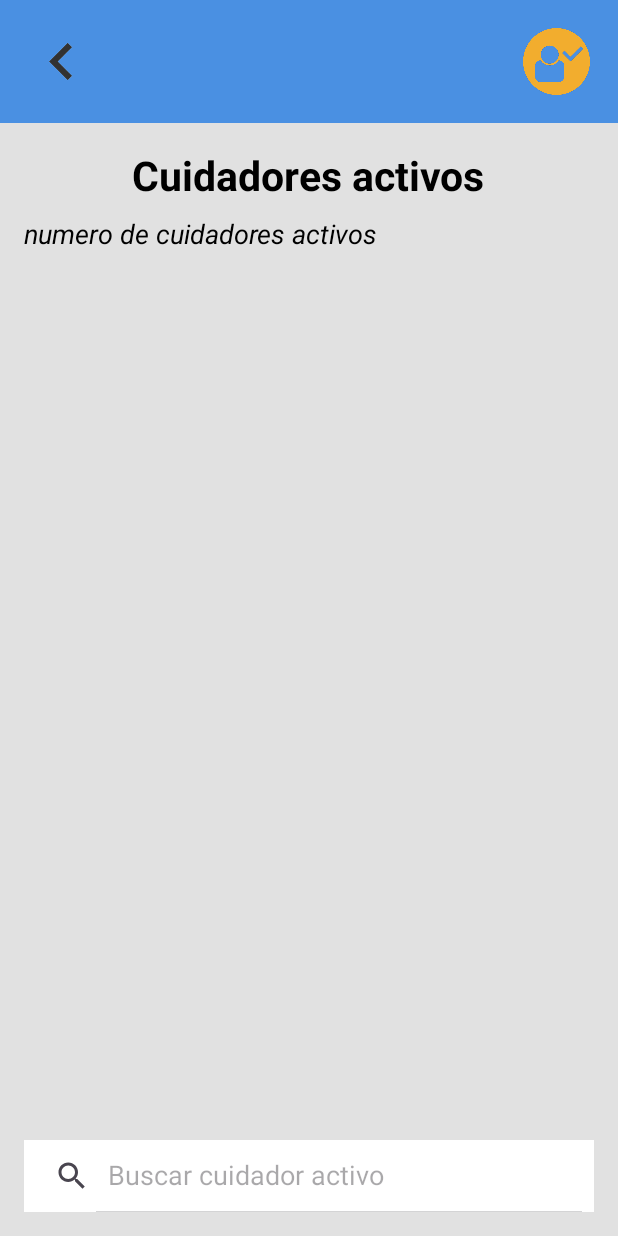
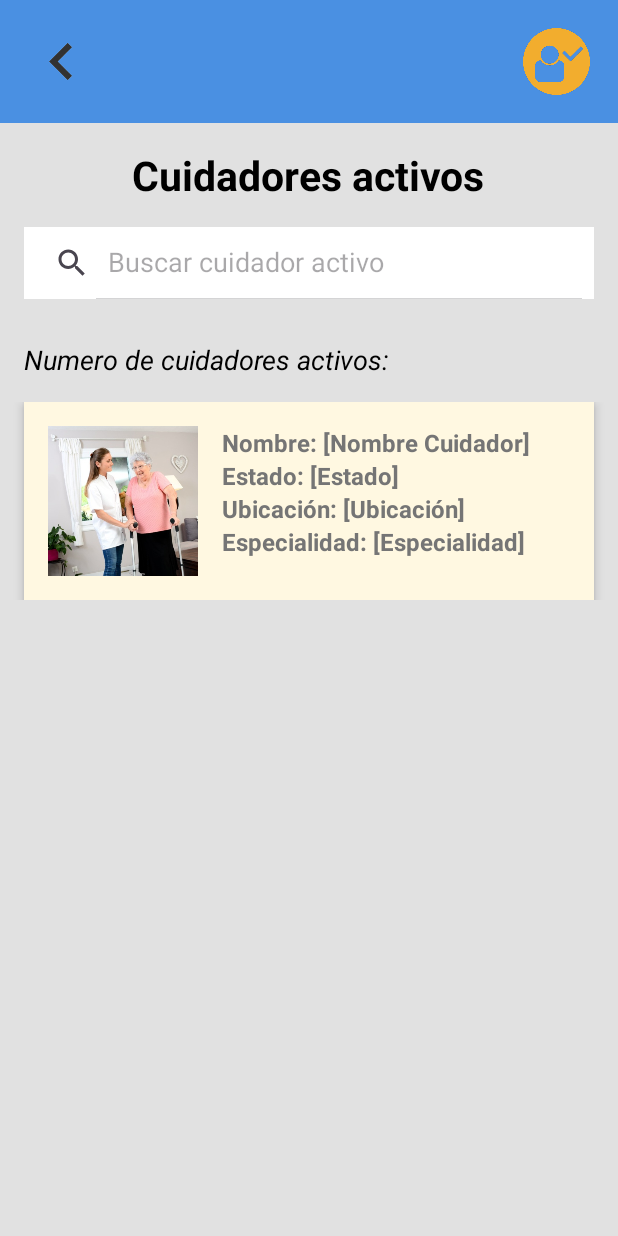
Before and after one commit to Aperlop2/APPGestor_CAPSA, an Android app: the layout cuidadores_activos.xml on its own in the app's theme, with its tools: preview values and no code run, on a phone screen of 412 x 824 dp. Run offline under Robolectric (Android 15) with nearby library versions, the phone set to English and light mode, and no system bars.

Commit message:
Se termino de realizar el diseño de la pantalla cuida

```diff
--- a/app/src/main/res/layout/cuidadores_activos.xml
+++ b/app/src/main/res/layout/cuidadores_activos.xml
@@ -20,7 +20,7 @@
             android:layout_gravity="center_vertical"
             android:background="@drawable/regresar"
             android:contentDescription="@string/regresar"
-            tools:ignore="ImageContrastCheck,TouchTargetSizeCheck" />
+            tools:ignore="ImageContrastCheck,TouchTargetSizeCheck,DuplicateSpeakableTextCheck" />
 
         <View
             android:layout_width="0dp"
@@ -50,28 +50,109 @@
         android:layout_marginTop="16dp"
         tools:ignore="VisualLintOverlap" />
 
+    <SearchView
+        android:id="@+id/search_caregivers"
+        android:layout_width="match_parent"
+        android:layout_height="wrap_content"
+        android:layout_below="@id/tv_title"
+        android:layout_margin="16dp"
+        android:layout_marginTop="137dp"
+        android:layout_marginBottom="16dp"
+        android:background="#FFFFFF"
+        android:iconifiedByDefault="false"
+        android:queryHint="Buscar cuidador activo" />
+
     <TextView
         android:id="@+id/tv_total_cuidadores"
         android:layout_width="wrap_content"
         android:layout_height="wrap_content"
+        android:layout_below="@id/search_caregivers"
+        android:layout_marginStart="16dp"
+        android:layout_marginTop="12dp"
         android:text="@string/numero_de_cuidadores_activos"
+        android:textColor="#000000"
         android:textSize="18sp"
-        android:textStyle="italic"
-        android:textColor="#000000"
-        android:layout_below="@id/tv_title"
-        android:layout_marginTop="8dp"
-        android:layout_marginStart="16dp" />
+        android:textStyle="italic" />
 
-    <SearchView
-        android:id="@+id/search_caregivers"
+    <ScrollView
         android:layout_width="match_parent"
         android:layout_height="wrap_content"
-        android:layout_alignParentBottom="true"
-        android:layout_margin="16dp"
+        android:layout_below="@id/tv_total_cuidadores"
         android:layout_marginTop="16dp"
-        android:layout_marginBottom="295dp"
-        android:background="#FFFFFF"
-        android:iconifiedByDefault="false"
-        android:queryHint="Buscar cuidador activo" />
+        android:scrollbars="vertical"
+        android:scrollbarThumbVertical="@android:color/holo_blue_light">
+
+        <RelativeLayout
+            android:id="@+id/card_container"
+            android:layout_width="match_parent"
+            android:layout_height="wrap_content"
+            android:layout_marginHorizontal="16dp"
+            android:background="#FFF8E1"
+            android:elevation="4dp"
+            android:padding="16dp"
+            android:radius="8dp">
+
+            <ImageView
+                android:id="@+id/img_evidence"
+                android:layout_width="100dp"
+                android:layout_height="100dp"
+                android:layout_alignParentStart="true"
+                android:background="#E0E0E0"
+                android:contentDescription="@string/evidencia_placeholder"
+                android:scaleType="centerCrop"
+                android:src="@drawable/evidencia"
+                tools:ignore="ImageContrastCheck" />
+
+            <TextView
+                android:id="@+id/tv_name"
+                android:layout_width="wrap_content"
+                android:layout_height="wrap_content"
+                android:layout_toEndOf="@id/img_evidence"
+                android:layout_marginStart="16dp"
+                android:layout_alignTop="@id/img_evidence"
+                android:text="@string/nombre_nombre_cuidador"
+                android:textColor="#757575"
+                android:textStyle="bold"
+                android:textSize="16sp" />
+
+            <TextView
+                android:id="@+id/tv_status"
+                android:layout_width="wrap_content"
+                android:layout_height="wrap_content"
+                android:layout_below="@id/tv_name"
+                android:layout_toEndOf="@id/img_evidence"
+                android:layout_marginStart="16dp"
+                android:text="@string/estado_estado"
+                android:textColor="#757575"
+                android:textStyle="bold"
+                android:textSize="16sp" />
+
+            <TextView
+                android:id="@+id/tv_location"
+                android:layout_width="wrap_content"
+                android:layout_height="wrap_content"
+                android:layout_below="@id/tv_status"
+                android:layout_toEndOf="@id/img_evidence"
+                android:layout_marginStart="16dp"
+                android:text="@string/ubicacion_ubicacion"
+                android:textColor="#757575"
+                android:textStyle="bold"
+                android:textSize="16sp" />
+
+            <TextView
+                android:id="@+id/tv_especialidad"
+                android:layout_width="wrap_content"
+                android:layout_height="wrap_content"
+                android:layout_below="@id/tv_location"
+                android:layout_toEndOf="@id/img_evidence"
+                android:layout_marginStart="16dp"
+                android:text="@string/especialidad_especialidad"
+                android:textColor="#757575"
+                android:textStyle="bold"
+                android:textSize="16sp" />
+
+        </RelativeLayout>
+
+    </ScrollView>
 
 </RelativeLayout>
--- a/app/src/main/res/values/strings.xml
+++ b/app/src/main/res/values/strings.xml
@@ -22,9 +22,14 @@
     <string name="cambiar_tema">cambiar tema</string>
     <string name="regresar">Regresar</string>
     <string name="cuidadores_disponibles">Cuidadores disponibles</string>
-    <string name="n_mero_de_cuidadores_activos">Número de cuidadores activos:</string>
-    <string name="numero_de_cuidadores_activos">numero de cuidadores activos</string>
     <string name="nombre">Nombre:</string>
     <string name="estado">Estado:</string>
     <string name="ubicacion">Ubicación:</string>
+    <string name="numero_de_cuidadores_activos">Numero de cuidadores activos:</string>
+    <string name="nombre_nombre_cuidador">Nombre: [Nombre Cuidador]</string>
+    <string name="estado_estado">Estado: [Estado]</string>
+    <string name="ubicacion_ubicacion">Ubicación: [Ubicación]</string>
+    <string name="especialidad_especialidad">Especialidad: [Especialidad]</string>
+    <string name="evidencia_placeholder">Evidencia del cuidador</string>
+
 </resources>
--- a/gradle.properties
+++ b/gradle.properties
@@ -4,19 +4,30 @@
 # any settings specified in this file.
 # For more details on how to configure your build environment visit
 # http://www.gradle.org/docs/current/userguide/build_environment.html
+
 # Specifies the JVM arguments used for the daemon process.
 # The setting is particularly useful for tweaking memory settings.
-org.gradle.jvmargs=-Xmx2048m -Dfile.encoding=UTF-8
+org.gradle.jvmargs=-Xmx4096m -Dfile.encoding=UTF-8
+
+# Configures a specific port for the Gradle daemon to avoid conflicts.
+org.gradle.daemon.port=50052
+
 # When configured, Gradle will run in incubating parallel mode.
 # This option should only be used with decoupled projects. For more details, visit
 # https://developer.android.com/r/tools/gradle-multi-project-decoupled-projects
 # org.gradle.parallel=true
+
+# Enable debug logging for more detailed output.
+org.gradle.logging.level=info
+
 # AndroidX package structure to make it clearer which packages are bundled with the
 # Android operating system, and which are packaged with your app's APK
 # https://developer.android.com/topic/libraries/support-library/androidx-rn
 android.useAndroidX=true
+
 # Kotlin code style for this project: "official" or "obsolete":
 kotlin.code.style=official
+
 # Enables namespacing of each library's R class so that its R class includes only the
 # resources declared in the library itself and none from the library's dependencies,
 # thereby reducing the size of the R class for that library
```
Also changed, not shown: app/src/main/res/drawable/evidencia.jpeg (added).
